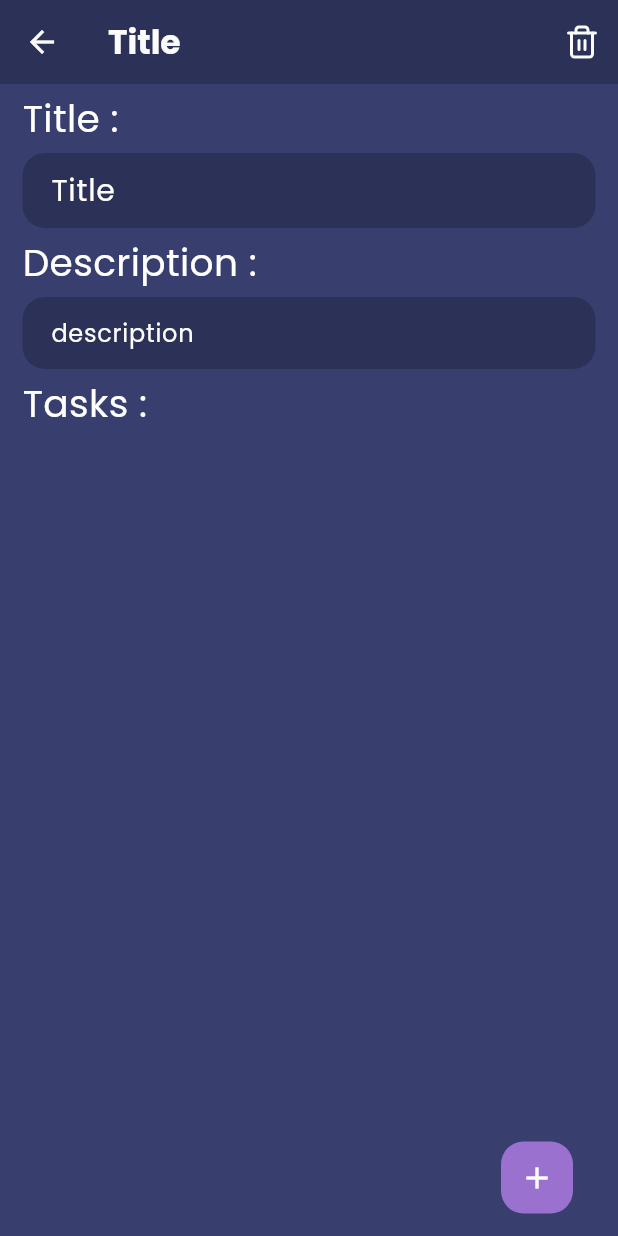
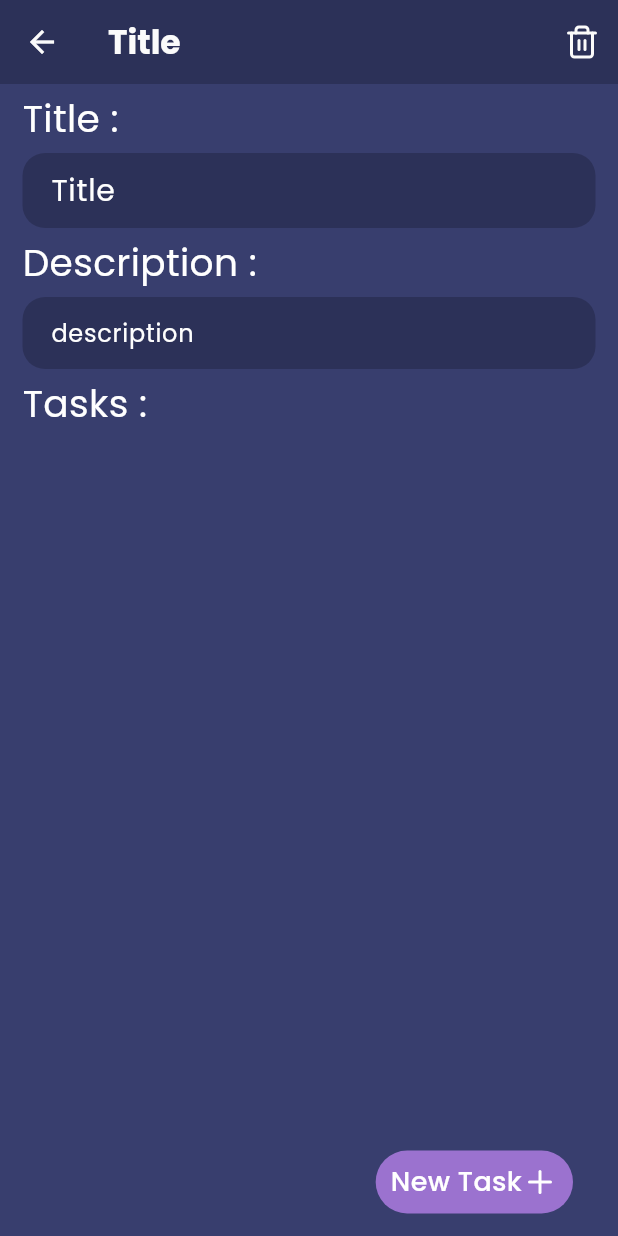
Before and after one commit to GyldenReven/Ametask, a Flutter app: the screen it shows after launch, after a tap on "New Tasklist", on a phone screen of 412 x 824 dp. Run offline on Flutter 3.47's test engine with Material 3 defaults, Android fonts, the phone set to English and light mode, and no system bars; our stand-ins replace feather_icons, google_fonts, sqflite; accounts and stored records are empty.

Commit message:
fin redesign principal

```diff
--- a/lib/pages/home/homepage.dart
+++ b/lib/pages/home/homepage.dart
@@ -43,7 +43,7 @@ class HomePage extends StatelessWidget {
                   padding: const EdgeInsets.all(5),
                   child: const Icon(
                   FeatherIcons.home,
-                  size: 50,
+                  size: 30,
                 ),),
               ),
               BottomNavigationBarItem(
@@ -53,7 +53,7 @@ class HomePage extends StatelessWidget {
                   padding: const EdgeInsets.all(5),
                   child: const Icon(
                     FeatherIcons.folder,
-                    size: 50,
+                    size: 30,
                     color: Color(0xFFFFFFFF),
                   ),
                 ),
@@ -65,7 +65,7 @@ class HomePage extends StatelessWidget {
                   padding: const EdgeInsets.all(5),
                   child: const Icon(
                     FeatherIcons.moreHorizontal,
-                    size: 50,
+                    size: 30,
                     color: Color(0xFFFFFFFF),
                   ),
                 ),
@@ -77,7 +77,7 @@ class HomePage extends StatelessWidget {
                   padding: const EdgeInsets.all(5),
                   child: const Icon(
                     FeatherIcons.settings,
-                    size: 50,
+                    size: 30,
                     color: Color(0xFFFFFFFF),
                   ),
                 ),
--- a/lib/pages/home/widgets/tasklists_list.dart
+++ b/lib/pages/home/widgets/tasklists_list.dart
@@ -119,7 +119,7 @@ class _TasklistListsState extends State<TasklistLists> {
               onTap: addTasklist,
               child: Container(
                 decoration: BoxDecoration(
-                  borderRadius: BorderRadius.circular(15),
+                  borderRadius: BorderRadius.circular(30),
                   color: const Color(0xFF9B72CF),
                 ),
                 padding: const EdgeInsetsDirectional.symmetric(vertical: 8, horizontal: 10),
--- a/lib/pages/tasklist_detail/widgets/tasks_list.dart
+++ b/lib/pages/tasklist_detail/widgets/tasks_list.dart
@@ -3,7 +3,7 @@ import 'package:flutter/material.dart';
 import 'package:ametask/db/database.dart';
 import 'package:ametask/pages/task_detail/task_detail.dart';
 import 'package:google_fonts/google_fonts.dart';
-import 'package:getwidget/getwidget.dart';
+import 'package:feather_icons/feather_icons.dart';
 
 class TasksList extends StatefulWidget {
   final int tasklistId;
@@ -75,16 +75,27 @@ class _TasksListState extends State<TasksList> {
                 child: Row(children: [
                   // penser au stack + positioned !!!
                   Container(
-                    padding: EdgeInsets.only(left: 5),
+                    padding: const EdgeInsets.only(left: 5),
                     width: 40,
-                    child: CheckboxListTile(
+                    child: Checkbox(
+                        activeColor: const Color(0xFF9B71CF),
                         value: tasks[index].finished,
                         onChanged: (bool? value) async {
                           tasks[index] = tasks[index].copy(finished: value);
-                        await AmetaskDatabase.instance.updateTask(tasks[index]);
+                          await AmetaskDatabase.instance
+                              .updateTask(tasks[index]);
                           refreshTasks();
                         },
-                    ),
+                        side: BorderSide.none,
+                        fillColor: MaterialStateProperty.resolveWith<Color>(
+                            (Set<MaterialState> states) {
+                          if (states.contains(MaterialState.disabled)) {
+                            return Colors.orange.withOpacity(.32);
+                          } else if (tasks[index].finished) {
+                            return const Color(0xFF9B71CF);
+                          }
+                          return const Color(0xFF3F4678);
+                        })),
                   ),
                   Container(
                     width: MediaQuery.of(context).size.width - 70,
@@ -107,14 +118,27 @@ class _TasksListState extends State<TasksList> {
           Positioned(
             bottom: 15,
             right: 15,
+            child: GestureDetector(
+              onTap: addTask,
               child: Container(
                 decoration: BoxDecoration(
-                borderRadius: BorderRadius.circular(15),
-                color: const Color(0xFF9B71CF),
+                  borderRadius: BorderRadius.circular(30),
+                  color: const Color(0xFF9B72CF),
                 ),
-              child: IconButton(
-                  onPressed: addTask,
-                  icon: const Icon(Icons.add, color: Color(0xFFFEFEFE))),
+                padding: const EdgeInsetsDirectional.symmetric(vertical: 8, horizontal: 10),
+                child: Row(
+                  children: [
+                    Text(
+                      'New Task',
+                      style: GoogleFonts.poppins(
+                          color: Colors.white,
+                          fontSize: 18,
+                          fontWeight: FontWeight.w500),
+                    ),
+                    const Icon(FeatherIcons.plus, color: Colors.white),
+                  ],
+                ),
+              ),
             ),
           ),
         ],
```
Lines whose indentation alone changed are shown as unchanged.
